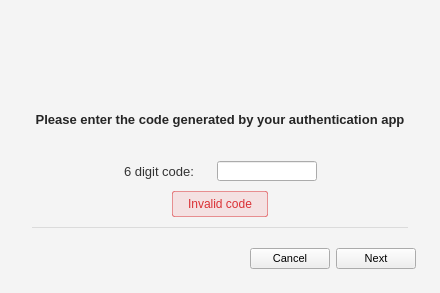
The window that src/MEGASync/gui/win/Login2FA.ui (meganz/MEGAsync) describes before a commit, drawn with Qt 5.
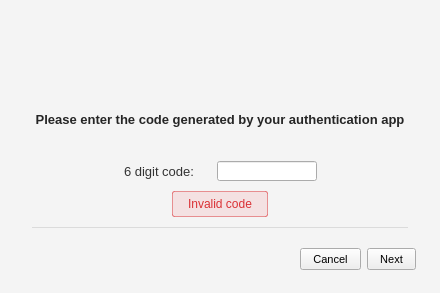
The same window after the commit. Icons and pictures are not drawn.

```diff
--- a/src/MEGASync/gui/win/Login2FA.ui
+++ b/src/MEGASync/gui/win/Login2FA.ui
@@ -77,6 +77,12 @@
     color: #666666;
 	font-family: &quot;SF UI Text&quot;;
 	font-size: 11px;
+}
+
+QPushButton
+{
+	padding-right: 12px;
+	padding-left: 12px;
 }</string>
   </property>
   <layout class="QVBoxLayout" name="verticalLayout_2">
@@ -604,7 +610,7 @@
         <property name="minimumSize">
          <size>
           <width>0</width>
-          <height>20</height>
+          <height>22</height>
          </size>
         </property>
         <property name="focusPolicy">
@@ -620,7 +626,7 @@
         <property name="minimumSize">
          <size>
           <width>0</width>
-          <height>20</height>
+          <height>22</height>
          </size>
         </property>
         <property name="focusPolicy">
```
Left out of the diff: 4 changed lines with no effect on the pictures.
